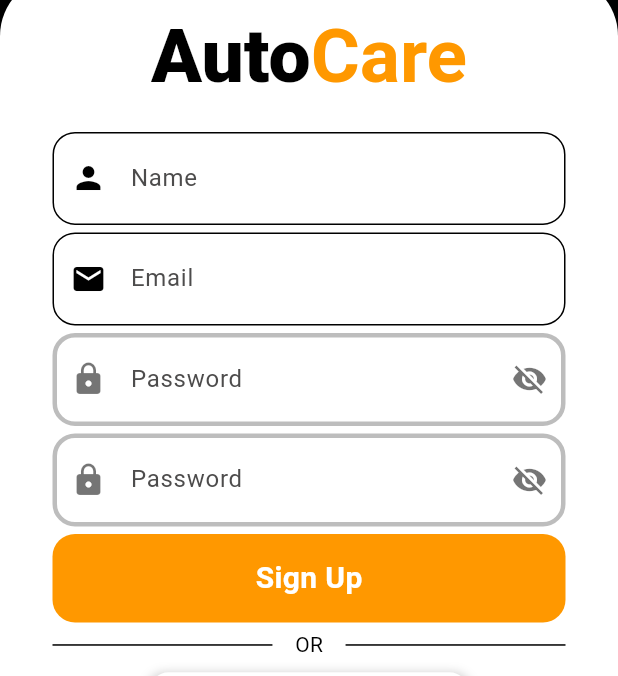
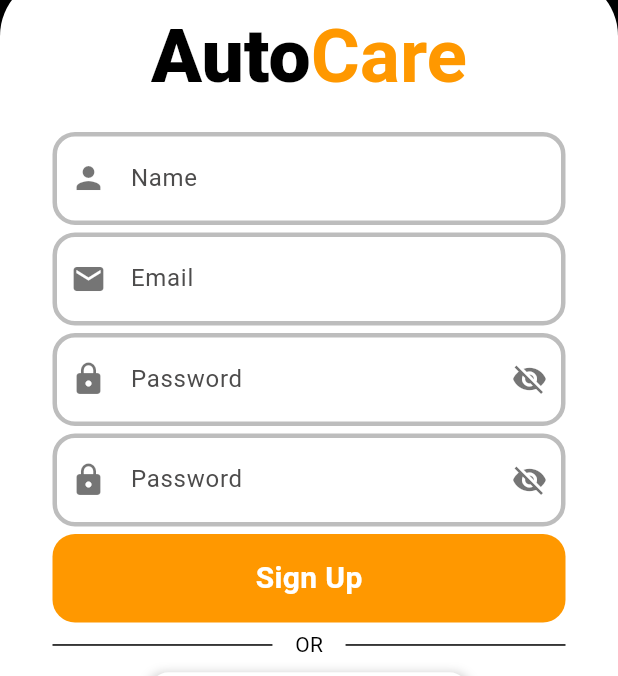
Before and after one commit to TechPyllars2024/AutoCareCarOwners, a Flutter app: the SignupScreen screen opened directly, on a phone screen of 412 x 824 dp, the part 560-1236 px from its top. Run offline on Flutter 3.47's test engine with Material 3 defaults, Android fonts, the phone set to English and light mode, and no system bars; drawn by our look-alikes of flutter_animate; our stand-ins replace cloud_firestore, curved_navigation_bar, firebase_auth, firebase_core, google_sign_in, lottie; accounts and stored records are empty.

Commit message:
update: changed textfield to follow the mock up

```diff
--- a/lib/Authentication/widgets/text_field.dart
+++ b/lib/Authentication/widgets/text_field.dart
@@ -26,7 +26,7 @@ class TextFieldInput extends StatelessWidget {
       decoration: InputDecoration(
         labelText: hintText,
         prefixIcon: icon != null
-            ? Icon(icon, color: Colors.black, size: 24)
+            ? Icon(icon, color: Colors.black54, size: 24)
             : null,
         labelStyle: const TextStyle(color: Color.fromARGB(255, 77, 76, 76)),
         border: const OutlineInputBorder(
@@ -34,11 +34,11 @@ class TextFieldInput extends StatelessWidget {
         ),
         enabledBorder: OutlineInputBorder(
           borderRadius: BorderRadius.circular(15),
-          borderSide: BorderSide(color: Colors.black),
+          borderSide: BorderSide(color: Colors.black26, width: 3),
         ),
         focusedBorder:  OutlineInputBorder(
           borderRadius: BorderRadius.circular(15),
-          borderSide: BorderSide(color: Colors.black),
+          borderSide: BorderSide(color: Colors.black26, width: 3),
         ),
       ),
       keyboardType: textInputType,
```
